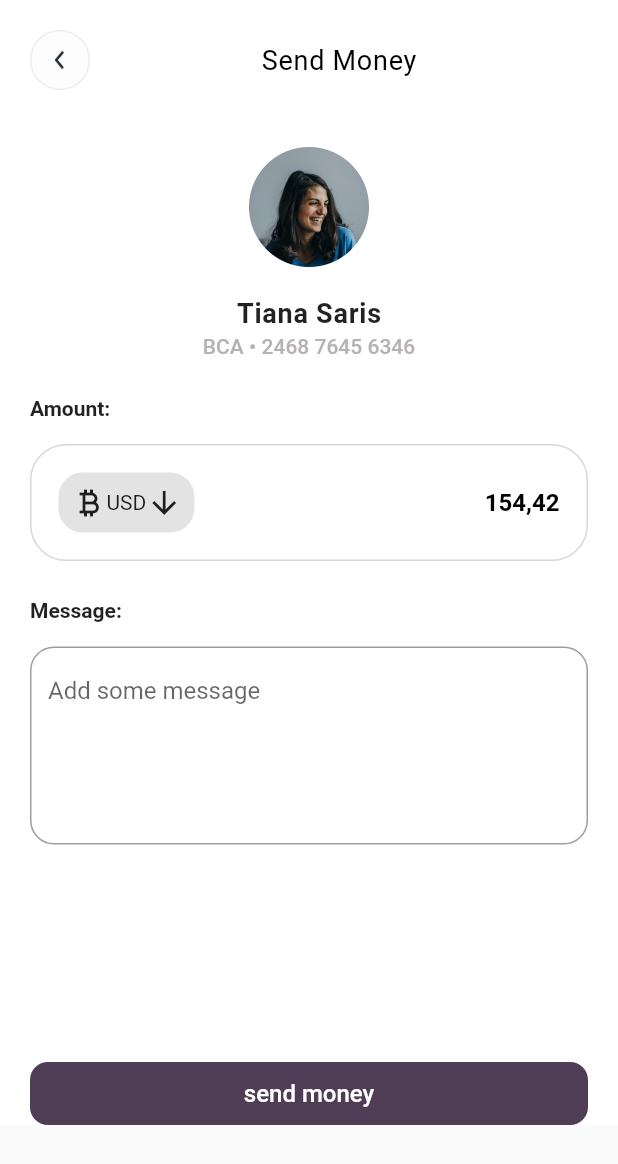
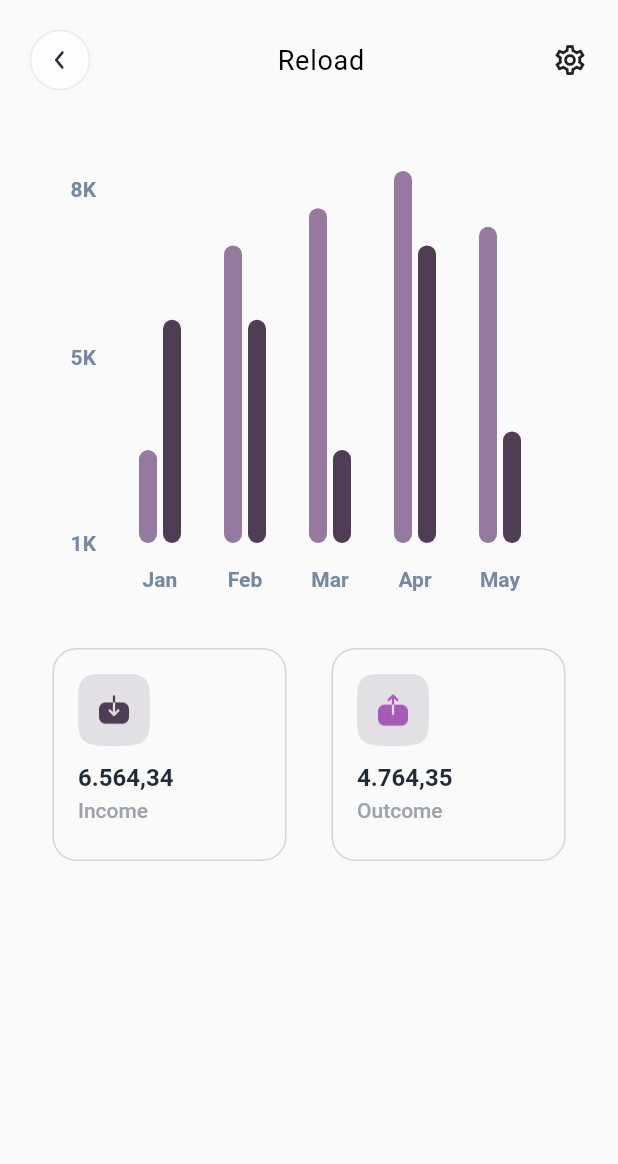
Before and after one commit to Robopicker/purse.ai, a Flutter app: the screen it shows after launch, on a phone screen of 412 x 824 dp. Shown: the top 1164 px of the screen. Run offline on Flutter 3.47's test engine with Material 2 defaults, Android fonts, the phone set to English and light mode, and no system bars; drawn by our look-alikes of fl_chart; our stand-ins replace pinput.

Commit message:
integrated send money with send money summary page

```diff
--- /dev/null
+++ b/lib/Api/moneypage.dart
@@ -0,0 +1,7 @@
+class User {
+  final name;
+  final thumbnail;
+  final email;
+
+  User({this.thumbnail, this.email, this.name});
+}
--- /dev/null
+++ b/lib/Component/BarChart.dart
@@ -0,0 +1,218 @@
+import 'package:fl_chart/fl_chart.dart';
+import 'package:flutter/material.dart';
+
+class BarChat extends StatefulWidget {
+  BarChat({super.key});
+  final Color rightBarColor = Color.fromRGBO(79, 61, 86, 1);
+  final Color leftBarColor = Color.fromRGBO(149, 121, 160, 1);
+  final Color avgColor = Colors.blue;
+  @override
+  State<StatefulWidget> createState() => BarChartSample2State();
+}
+
+class BarChartSample2State extends State<BarChat> {
+  final double width = 12;
+
+  late List<BarChartGroupData> rawBarGroups;
+  late List<BarChartGroupData> showingBarGroups;
+
+  int touchedGroupIndex = -1;
+
+  @override
+  void initState() {
+    super.initState();
+    final barGroup1 = makeGroupData(0, 5, 12);
+    final barGroup2 = makeGroupData(1, 16, 12);
+    final barGroup3 = makeGroupData(2, 18, 5);
+    final barGroup4 = makeGroupData(3, 20, 16);
+    final barGroup5 = makeGroupData(4, 17, 6);
+
+    final items = [
+      barGroup1,
+      barGroup2,
+      barGroup3,
+      barGroup4,
+      barGroup5,
+    ];
+
+    rawBarGroups = items;
+
+    showingBarGroups = rawBarGroups;
+  }
+
+  @override
+  Widget build(BuildContext context) {
+    return AspectRatio(
+      aspectRatio: 1,
+      child: Padding(
+        padding: const EdgeInsets.all(16),
+        child: Column(
+          crossAxisAlignment: CrossAxisAlignment.stretch,
+          children: <Widget>[
+            Row(
+              mainAxisSize: MainAxisSize.min,
+              children: <Widget>[
+                const SizedBox(
+                  width: 38,
+                ),
+                const SizedBox(
+                  width: 4,
+                ),
+              ],
+            ),
+            const SizedBox(
+              height: 38,
+            ),
+            Expanded(
+              child: BarChart(
+                BarChartData(
+                  maxY: 20,
+                  barTouchData: BarTouchData(
+                    touchTooltipData: BarTouchTooltipData(
+                      tooltipBgColor: Colors.grey,
+                      getTooltipItem: (a, b, c, d) => null,
+                    ),
+                    touchCallback: (FlTouchEvent event, response) {
+                      if (response == null || response.spot == null) {
+                        setState(() {
+                          touchedGroupIndex = -1;
+                          showingBarGroups = List.of(rawBarGroups);
+                        });
+                        return;
+                      }
+
+                      touchedGroupIndex = response.spot!.touchedBarGroupIndex;
+
+                      setState(() {
+                        if (!event.isInterestedForInteractions) {
+                          touchedGroupIndex = -1;
+                          showingBarGroups = List.of(rawBarGroups);
+                          return;
+                        }
+                        showingBarGroups = List.of(rawBarGroups);
+                        if (touchedGroupIndex != -1) {
+                          var sum = 0.0;
+                          for (final rod
+                              in showingBarGroups[touchedGroupIndex].barRods) {
+                            sum += rod.toY;
+                          }
+                          final avg = sum /
+                              showingBarGroups[touchedGroupIndex]
+                                  .barRods
+                                  .length;
+
+                          showingBarGroups[touchedGroupIndex] =
+                              showingBarGroups[touchedGroupIndex].copyWith(
+                            barRods: showingBarGroups[touchedGroupIndex]
+                                .barRods
+                                .map((rod) {
+                              return rod.copyWith(
+                                  toY: avg, color: widget.avgColor);
+                            }).toList(),
+                          );
+                        }
+                      });
+                    },
+                  ),
+                  titlesData: FlTitlesData(
+                    show: true,
+                    rightTitles: AxisTitles(
+                      sideTitles: SideTitles(showTitles: false),
+                    ),
+                    topTitles: AxisTitles(
+                      sideTitles: SideTitles(showTitles: false),
+                    ),
+                    bottomTitles: AxisTitles(
+                      sideTitles: SideTitles(
+                        showTitles: true,
+                        getTitlesWidget: bottomTitles,
+                        reservedSize: 42,
+                      ),
+                    ),
+                    leftTitles: AxisTitles(
+                      sideTitles: SideTitles(
+                        showTitles: true,
+                        reservedSize: 28,
+                        interval: 1,
+                        getTitlesWidget: leftTitles,
+                      ),
+                    ),
+                  ),
+                  borderData: FlBorderData(
+                    show: false,
+                  ),
+                  barGroups: showingBarGroups,
+                  gridData: FlGridData(show: false),
+                ),
+              ),
+            ),
+            const SizedBox(
+              height: 12,
+            ),
+          ],
+        ),
+      ),
+    );
+  }
+
+  Widget leftTitles(double value, TitleMeta meta) {
+    const style = TextStyle(
+      color: Color(0xff7589a2),
+      fontWeight: FontWeight.bold,
+      fontSize: 14,
+    );
+    String text;
+    if (value == 0) {
+      text = '1K';
+    } else if (value == 10) {
+      text = '5K';
+    } else if (value == 19) {
+      text = '8K';
+    } else {
+      return Container();
+    }
+    return SideTitleWidget(
+      axisSide: meta.axisSide,
+      space: 0,
+      child: Text(text, style: style),
+    );
+  }
+
+  Widget bottomTitles(double value, TitleMeta meta) {
+    final titles = <String>['Jan', 'Feb', 'Mar', 'Apr', 'May', 'Jun', 'Jul'];
+
+    final Widget text = Text(
+      titles[value.toInt()],
+      style: const TextStyle(
+        color: Color(0xff7589a2),
+        fontWeight: FontWeight.bold,
+        fontSize: 14,
+      ),
+    );
+
+    return SideTitleWidget(
+      axisSide: meta.axisSide,
+      space: 16, //margin top
+      child: text,
+    );
+  }
+
+  BarChartGroupData makeGroupData(int x, double y1, double y2) {
+    return BarChartGroupData(
+      barsSpace: 4,
+      x: x,
+      barRods: [
+        BarChartRodData(
+          toY: y1,
+          color: widget.leftBarColor,
+          width: width,
+        ),
+        BarChartRodData(
+          toY: y2,
+          color: widget.rightBarColor,
+          width: width,
+        ),
+      ],
+    );
+  }
+}
--- a/lib/Navigation/Routes.dart
+++ b/lib/Navigation/Routes.dart
@@ -1,9 +1,11 @@
 import 'package:flutter/material.dart';
+import 'package:purse_ai_app/Api/moneypage.dart';
 import 'package:purse_ai_app/Views/Login/LoginPage.dart';
 import 'package:purse_ai_app/Views/Login/OtpScreen.dart';
 import 'package:purse_ai_app/Views/Login/SignupPage.dart';
 import 'package:purse_ai_app/Views/Send/SendMoneyPage.dart';
 import 'package:purse_ai_app/Views/Send/SendMoneySummaryPage.dart';
+import 'package:purse_ai_app/Views/Transaction/TransactionPage.dart';
 
 class RouteGenerator {
   static Route<dynamic> generateRoute(RouteSettings settings) {
@@ -17,8 +19,12 @@ class RouteGenerator {
       return MaterialPageRoute(builder: ((context) => OtpScreen()));
       case '/sendMoney':
       return MaterialPageRoute(builder: ((context) => SendMoney()));
-      case '/sendMoneySummary':
-      return MaterialPageRoute(builder: ((context) => SendMoneySummaryPage()));
+      case '/sendMoneySummary':{
+        final User argu = params as User;
+      return MaterialPageRoute(builder: ((context) => SendMoneySummaryPage(data: params)));
+      }
+      case '/transactionPage':
+        return MaterialPageRoute(builder: ((context) => TransactionPage()));
       default:
         return MaterialPageRoute(builder: ((context) => LoginPage()));
     }
--- a/lib/Views/Send/SendMoneySummaryPage.dart
+++ b/lib/Views/Send/SendMoneySummaryPage.dart
@@ -1,20 +1,21 @@
 import 'package:flutter/material.dart';
 import 'package:flutter/src/widgets/container.dart';
 import 'package:flutter/src/widgets/framework.dart';
+import 'package:purse_ai_app/Api/moneypage.dart';
 import 'package:purse_ai_app/Component/GenericButton.dart';
 import 'package:purse_ai_app/Component/GenericHeader.dart';
 import 'package:purse_ai_app/Views/Bills/PAyBillPopup.dart';
 
 class SendMoneySummaryPage extends StatefulWidget {
-  const SendMoneySummaryPage({super.key});
-
+  final User data;
+  const SendMoneySummaryPage({super.key, required this.data});
   @override
   State<SendMoneySummaryPage> createState() => _MyWidgetState();
 }
 
 class _MyWidgetState extends State<SendMoneySummaryPage> {
   onBackPressed() {
-    print('fbdfvdfv');
+    Navigator.pop(context);
   }
   Widget _amountContent() {
     return Column(
@@ -41,7 +42,7 @@ class _MyWidgetState extends State<SendMoneySummaryPage> {
                   children: [
                     Icon(Icons.currency_bitcoin),
                     Text('USD'),
-                    Icon(Icons.arrow_downward)
+                    Icon(Icons.arrow_drop_down_rounded)
                   ],
                 ),
               ),
@@ -84,11 +85,16 @@ class _MyWidgetState extends State<SendMoneySummaryPage> {
       children: [
         GenericHeader(title: 'Send Money', onBackPressed: onBackPressed),
         SizedBox(height: 38,),
-        Image.asset('assest/UserIcon.png', height: 80, width: 80,),
+        CircleAvatar(
+            child: ClipRRect(
+              borderRadius: BorderRadius.circular(140),
+              child: Image(image: NetworkImage(widget.data.thumbnail)),
+              ),
+            ),
         SizedBox(height: 20,),
-        Text('Tiana Saris', style: TextStyle(fontSize: 18, fontWeight: FontWeight.w600, letterSpacing: 0.5),),
+        Text(widget.data.name, style: TextStyle(fontSize: 18, fontWeight: FontWeight.w600, letterSpacing: 0.5),),
         SizedBox(height: 4,),
-        Text('BCA • 2468 7645 6346', style: TextStyle(fontWeight: FontWeight.w500, fontSize: 14, color: Color.fromARGB(255, 182, 178, 178)),),
+        Text(widget.data.email, style: TextStyle(fontWeight: FontWeight.w500, fontSize: 14, color: Color.fromARGB(255, 182, 178, 178)),),
         SizedBox(height: 25,),
         _amountContent(),
         SizedBox(height: 25,),
@@ -100,6 +106,8 @@ class _MyWidgetState extends State<SendMoneySummaryPage> {
   }
   @override
   Widget build(BuildContext context) {
+    // Extract the arguments from the current ModalRoute
+    // settings and cast them as ScreenArguments.
     return MaterialApp(
       home: Scaffold(
         body: SafeArea(child:
--- /dev/null
+++ b/lib/Views/Transaction/TransactionPage.dart
@@ -0,0 +1,78 @@
+import 'package:fl_chart/fl_chart.dart';
+import 'package:flutter/material.dart';
+import 'package:flutter/src/widgets/container.dart';
+import 'package:flutter/src/widgets/framework.dart';
+import 'package:purse_ai_app/Component/BarChart.dart';
+import 'package:purse_ai_app/Component/GenericHeader.dart';
+
+class TransactionPage extends StatefulWidget {
+  const TransactionPage({super.key});
+
+  @override
+  State<TransactionPage> createState() => _MyWidgetState();
+}
+
+class _MyWidgetState extends State<TransactionPage> {
+  Widget trailingView() {
+    return GestureDetector(
+      onTap: () => {
+
+      },
+      child: Container(
+        child: Icon(Icons.settings_outlined),
+      ),
+    );
+  }
+  Widget _transactionCard(String title, String subTitle, Widget Icon) {
+    return Container(
+      height: 142,
+      width: 156,
+      padding: EdgeInsets.only(top: 16, left: 16),
+      decoration: BoxDecoration(
+        border: Border.all(width: 1, color: Color.fromARGB(255, 215, 212, 212)),
+        borderRadius: BorderRadius.circular(16)
+      ),
+      child: Column(
+        mainAxisAlignment: MainAxisAlignment.start,
+        crossAxisAlignment: CrossAxisAlignment.start,
+        children: [
+        Icon,
+          SizedBox(height: 12,),
+          Text(title, style: TextStyle(fontSize: 16, fontWeight: FontWeight.w600, color: Color.fromRGBO(31, 44, 55, 1)),),
+          SizedBox(height: 4,),
+          Text(subTitle, style: TextStyle(fontSize: 14, fontWeight: FontWeight.w500, color: Color.fromRGBO(156, 164, 171, 1)),)
+        ],
+      ),
+    );
+  }
+  Widget _incomeOutcome() {
+    return Row(
+      mainAxisAlignment: MainAxisAlignment.spaceAround,
+      crossAxisAlignment: CrossAxisAlignment.center,
+      children: [
+        _transactionCard('6.564,34', 'Income', Image.asset('assest/sendMoney.png', height: 48, width: 48,)),
+        _transactionCard('4.764,35', 'Outcome', Image.asset('assest/sentMoney.png', height: 48, width: 48,))
+      ],
+    );
+  }
+  onBackPressed() {
+
+  }
+  Widget _mainContent() {
+    return Column(children: [
+      GenericHeader(title: 'Reload', onBackPressed: onBackPressed, trailingView: trailingView(),),
+      BarChat(),
+      _incomeOutcome()
+    ],);
+  }
+  @override
+  Widget build(BuildContext context) {
+    return MaterialApp(
+      home: Scaffold(
+        body: SafeArea(child: Container(child: _mainContent(),
+        padding: EdgeInsets.only(left: 20, top: 20, right: 20),
+        )),
+      ),
+    );
+  }
+}
--- a/lib/main.dart
+++ b/lib/main.dart
@@ -13,7 +13,7 @@ class MyApp extends StatelessWidget {
   Widget build(BuildContext context) {
     return MaterialApp(
       debugShowCheckedModeBanner: false,
-      initialRoute: '/sendMoneySummary',
+      initialRoute: '/transactionPage',
       onGenerateRoute: RouteGenerator.generateRoute,
       home: Scaffold(
         body: SafeArea(child: Container(child: Text('adszcsddscvcd'),)),
--- a/pubspec.yaml
+++ b/pubspec.yaml
@@ -37,6 +37,8 @@ dependencies:
   # Use with the CupertinoIcons class for iOS style icons.
   cupertino_icons: ^1.0.2
   pinput: ^2.2.21
+  fl_chart: ^0.61.0
+  http: ^0.13.5
 
 dev_dependencies:
   flutter_test:
```
Also changed, not shown: lib/Views/Send/SendMoneyPage.dart (+45 -12 lines), lib/Views/Send/UserListView.dart (added, +87 -0 lines), assest/sendMoney.png (added), assest/sentMoney.png (added), lib/Navigation/routesName.dart (added), pubspec.lock.
